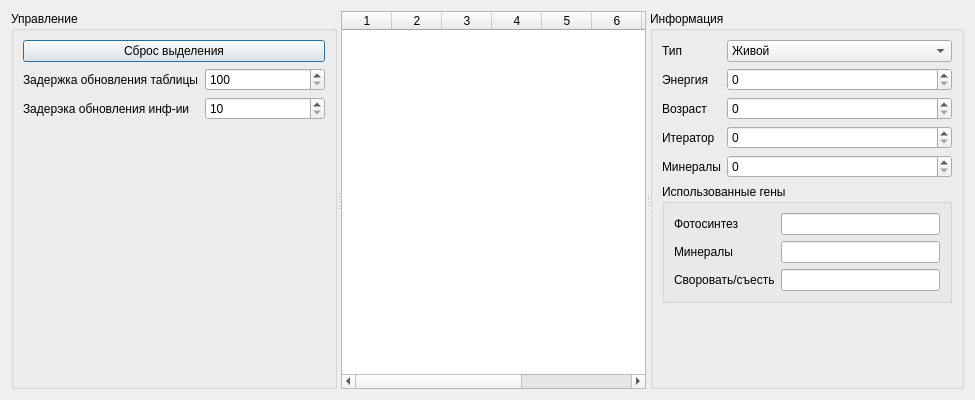
This is boteditor.ui in TomasGlgg/QGenetic as Qt 5 draws it before an edit. The edited form follows.
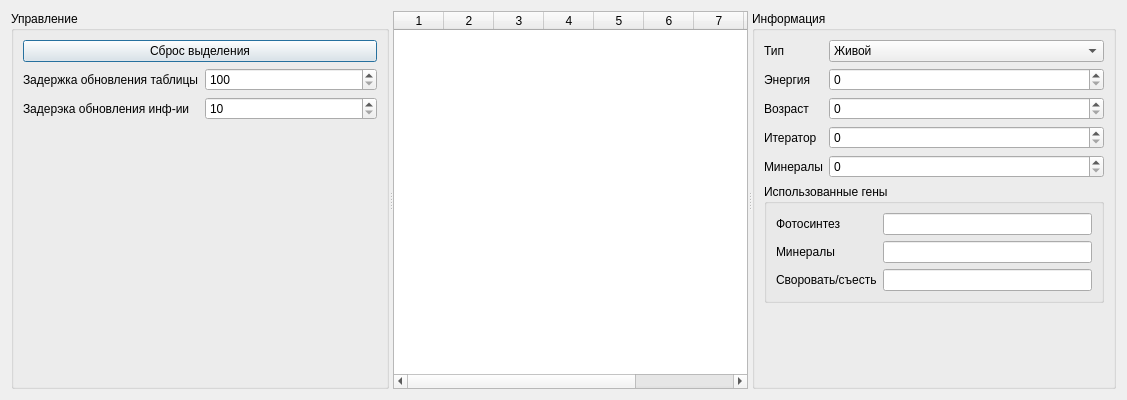
This is the edited form.

Diff of the .ui file:
```diff
--- a/boteditor.ui
+++ b/boteditor.ui
@@ -6,7 +6,7 @@
    <rect>
     <x>0</x>
     <y>0</y>
-    <width>975</width>
+    <width>1127</width>
     <height>400</height>
    </rect>
   </property>
@@ -14,7 +14,7 @@
    <string>Редактор</string>
   </property>
   <layout class="QGridLayout" name="gridLayout">
-   <item row="0" column="1">
+   <item row="0" column="0">
     <widget class="QSplitter" name="splitter">
      <property name="sizePolicy">
       <sizepolicy hsizetype="Preferred" vsizetype="Preferred">
```
